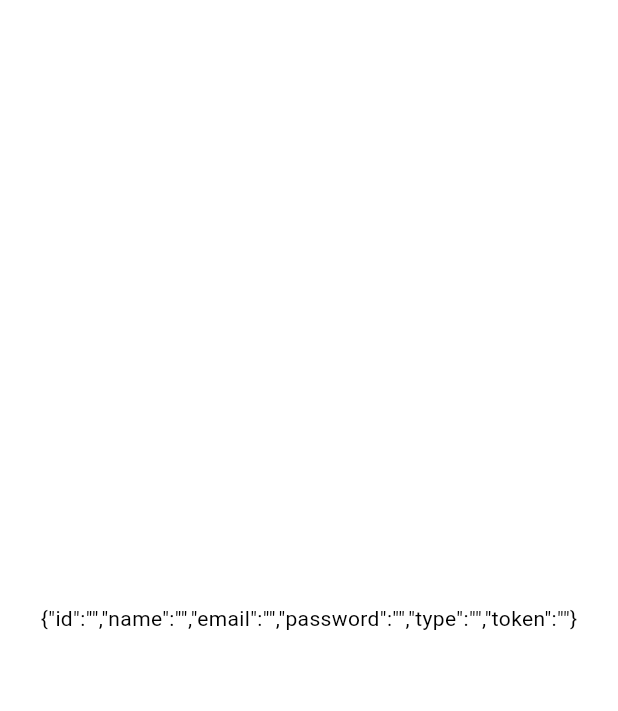
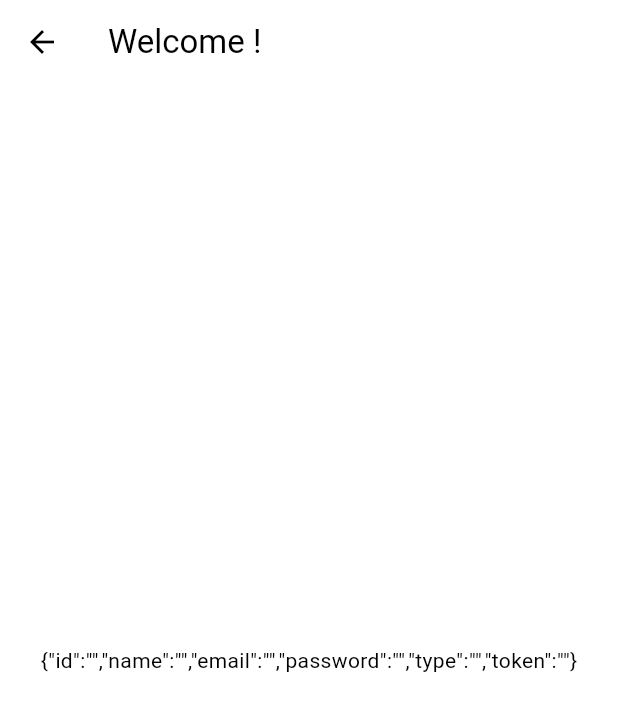
Before and after one commit to ThomasSchiolerH/DataCollectionFramework, a Flutter app: the HomeScreen screen opened by its route, on a phone screen of 412 x 824 dp. Shown: the top 711 px of the screen. Run offline on Flutter 3.47's test engine with Material 3 defaults, Android fonts, the light colour scheme and no system bars.

Commit message:
home screen

```diff
--- a/App/lib/features/home/screens/home_screen.dart
+++ b/App/lib/features/home/screens/home_screen.dart
@@ -15,6 +15,9 @@ class _HomeScreenState extends State<HomeScreen> {
   Widget build(BuildContext context) {
     final user = Provider.of<UserProvider>(context).user;
     return Scaffold(
+      appBar: AppBar(
+        title: Text('Welcome ${user.name}!'),
+      ),
       body: Center(
           child: Text(
         user.toJson(),
```
